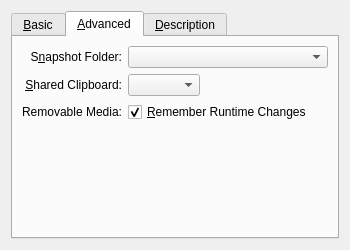
Above: vbox/src/VBox/Frontends/VirtualBox/ui/VBoxVMSettingsGeneral.ui from jljuxgm/vboxgit before the change. Below: the same form after it.
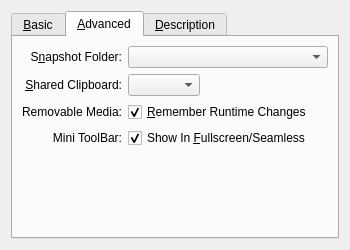
That is the form after the change. The open tabs and pages were chosen to show the change. Custom widgets are drawn as their Qt base class.

Patch:
```diff
--- a/vbox/src/VBox/Frontends/VirtualBox/ui/VBoxVMSettingsGeneral.ui
+++ b/vbox/src/VBox/Frontends/VirtualBox/ui/VBoxVMSettingsGeneral.ui
@@ -163,6 +163,16 @@
             </property>
            </spacer>
           </item>
+          <item row="2" column="0" >
+           <widget class="QLabel" name="mLbMedia" >
+            <property name="text" >
+             <string>Removable Media:</string>
+            </property>
+            <property name="alignment" >
+             <set>Qt::AlignRight|Qt::AlignTrailing|Qt::AlignVCenter</set>
+            </property>
+           </widget>
+          </item>
           <item row="2" column="1" >
            <widget class="QCheckBox" name="mCbSaveMounted" >
             <property name="sizePolicy" >
@@ -182,16 +192,35 @@
             </property>
            </widget>
           </item>
-          <item row="2" column="0" >
-           <widget class="QLabel" name="mLbAdvanced" >
+          <item row="3" column="0" >
+           <widget class="QLabel" name="mLbToolBar" >
             <property name="text" >
-             <string>Removable Media:</string>
+             <string>Mini ToolBar:</string>
             </property>
             <property name="alignment" >
              <set>Qt::AlignRight|Qt::AlignTrailing|Qt::AlignVCenter</set>
             </property>
            </widget>
           </item>
+          <item row="3" column="1" >
+           <widget class="QCheckBox" name="mCbShowToolBar" >
+            <property name="sizePolicy" >
+             <sizepolicy vsizetype="Fixed" hsizetype="MinimumExpanding" >
+              <horstretch>0</horstretch>
+              <verstretch>0</verstretch>
+             </sizepolicy>
+            </property>
+            <property name="whatsThis" >
+             <string>If checked, show the Mini ToolBar in Fullscreen and Seamless modes.</string>
+            </property>
+            <property name="text" >
+             <string>Show In &amp;Fullscreen/Seamless</string>
+            </property>
+            <property name="checked" >
+             <bool>true</bool>
+            </property>
+           </widget>
+          </item>
          </layout>
         </widget>
        </item>
```
